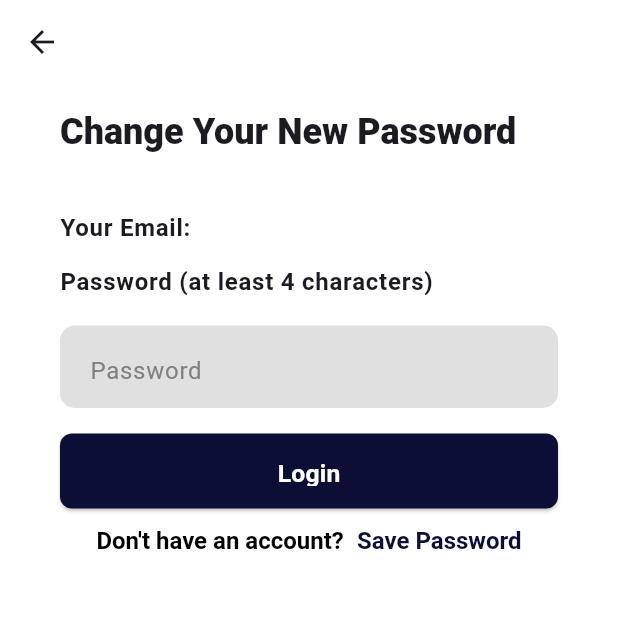
After one commit to mati2yas/learning_management_system, a Flutter app: the ChangePasswordScreen screen opened directly, after a tap on "Login", on a phone screen of 412 x 824 dp, the top half of it. The commit adds this screen. Run offline on Flutter 3.47's test engine with Material 3 defaults, Android fonts, the phone set to English and light mode, and no system bars; our stand-ins replace connectivity_plus, dio, flutter_riverpod, flutter_secure_storage, flutter_svg, image_picker and 5 more; missing offline and left inert: encrypt, flutter_pdfview, number_pagination; accounts and stored records are empty.

Commit message:
forgot password logic halfway done

```diff
--- a/lib/core/app_router.dart
+++ b/lib/core/app_router.dart
@@ -6,7 +6,7 @@ import 'package:lms_system/features/chapter_content/presentation/screens/chapter
 import 'package:lms_system/features/courses/presentation/screens/chapter/chapter_videos.dart';
 import 'package:lms_system/features/courses_filtered/presentation/screens/courses_filter_screen.dart';
 import 'package:lms_system/features/edit_profile/presentation/screens/edit_profile_screen.dart';
-import 'package:lms_system/features/forgot_password/presentation/forgot_password.dart';
+import 'package:lms_system/features/forgot_password/presentation/forgot_password_screen.dart';
 import 'package:lms_system/features/home/presentation/screens/home_screen.dart';
 import 'package:lms_system/features/notification/presentation/screens/notification_screen.dart';
 import 'package:lms_system/features/onboarding/presentation/screens/onboarding_screen.dart';
--- a/lib/core/constants/app_keys.dart
+++ b/lib/core/constants/app_keys.dart
@@ -7,4 +7,7 @@ class AppKeys {
       GlobalKey<FormState>(debugLabel: "registerScreenKey");
   static final editProfileKey =
       GlobalKey<FormState>(debugLabel: "editProfileKey");
+
+  static final changePasswordFormKey =
+      GlobalKey<FormState>(debugLabel: "changePasswordKey");
 }
--- a/lib/core/constants/app_strings.dart
+++ b/lib/core/constants/app_strings.dart
@@ -101,6 +101,7 @@ class AppStrings {
     "Urban Planning and Development",
   ];
   static const String userStorageKey = "user";
+  static const String forgotPassStorageKey = "forgotPassword";
 
   static const String onboardingStatusStorageKey = "onboarding_status";
 
--- a/lib/core/constants/app_urls.dart
+++ b/lib/core/constants/app_urls.dart
@@ -4,6 +4,7 @@ class AppUrls {
   static String login = "/login";
   static String signUp = "/student-register";
   static String forgotPassword = "/forgot-password";
+  static String changePassword = "/reset-password";
   static String deleteUser = "/delete-user";
   static String chapterContent = "/chapter-contents";
   static String courseChapters = "/course-chapters";
--- a/lib/core/constants/enums.dart
+++ b/lib/core/constants/enums.dart
@@ -4,6 +4,7 @@ enum AuthStatus {
   authed,
   pending,
   notAuthed,
+  passwordReset,
 }
 
 enum CategoryType { lowerGrade, highSchool, university, random }
--- a/lib/core/utils/storage_service.dart
+++ b/lib/core/utils/storage_service.dart
@@ -3,6 +3,7 @@ import 'dart:convert';
 import 'package:flutter/material.dart';
 import 'package:flutter_secure_storage/flutter_secure_storage.dart';
 import 'package:lms_system/core/constants/enums.dart';
+import 'package:lms_system/features/forgot_password/model/forgot_password_model.dart';
 import 'package:lms_system/features/shared/model/shared_course_model.dart';
 import 'package:lms_system/features/shared/model/shared_user.dart';
 
@@ -32,6 +33,16 @@ class SecureStorageService {
     return [];
   }
 
+  Future<ForgotPasswordModel?> getForgotPassData() async {
+    final forgotPassJson =
+        await _storage.read(key: AppStrings.forgotPassStorageKey);
+    if (forgotPassJson != null) {
+      final forgotPassMap = jsonDecode(forgotPassJson);
+      return ForgotPasswordModel.fromMap(forgotPassMap);
+    }
+    return null;
+  }
+
   Future<bool> getOnboardingStatus() async {
     final status =
         await _storage.read(key: AppStrings.onboardingStatusStorageKey);
@@ -57,6 +68,12 @@ class SecureStorageService {
     return null;
   }
 
+  Future<void> saveForgotPassData(ForgotPasswordModel forgotPassData) async {
+    await _storage.write(
+        key: AppStrings.forgotPassStorageKey,
+        value: jsonEncode(forgotPassData.toMap()));
+  }
+
   // Future<void> saveCoursesToLocal(List<Course> savedCourses) async {
   //   final savedCoursesJson =
   //       jsonEncode(savedCourses.map((course) => course.toJsonLocal()).toList());
@@ -67,7 +84,7 @@ class SecureStorageService {
   Future<void> saveUserToStorage(User user) async {
     debugPrint("the user is: User{ name: ${user.name}, email: ${user.email}");
     debugPrint("password: ${user.password}}, token: ${user.token}");
-    _storage.write(
+    await _storage.write(
         key: AppStrings.userStorageKey, value: jsonEncode(user.toMap()));
     Future.delayed(Duration.zero);
   }
--- a/lib/features/forgot_password/model/forgot_password_model.dart
+++ b/lib/features/forgot_password/model/forgot_password_model.dart
@@ -0,0 +1,23 @@
+class ForgotPasswordModel {
+  final String email, token;
+  ForgotPasswordModel({
+    required this.email,
+    required this.token,
+  });
+  ForgotPasswordModel.fromMap(Map<String, dynamic> map)
+      : email = map['email'] as String,
+        token = map['token'] as String;
+  Map<String, dynamic> toJson() {
+    return {
+      "email": "\"$email\"",
+      "token": "\"$token\"",
+    };
+  }
+
+  Map<String, dynamic> toMap() {
+    return {
+      "email": email,
+      "token": token,
+    };
+  }
+}
--- /dev/null
+++ b/lib/features/forgot_password/presentation/change_password_screen.dart
@@ -0,0 +1,226 @@
+import 'package:flutter/gestures.dart';
+import 'package:flutter/material.dart';
+import 'package:flutter_riverpod/flutter_riverpod.dart';
+import 'package:lms_system/core/app_router.dart';
+import 'package:lms_system/core/common_widgets/input_field.dart';
+import 'package:lms_system/core/constants/app_colors.dart';
+import 'package:lms_system/core/constants/app_keys.dart';
+import 'package:lms_system/core/constants/enums.dart';
+import 'package:lms_system/core/utils/storage_service.dart';
+import 'package:lms_system/features/current_user/provider/current_user_provider.dart';
+import 'package:lms_system/features/forgot_password/provider/change_password_provider.dart';
+
+class ChangePasswordScreen extends ConsumerWidget {
+  const ChangePasswordScreen({super.key});
+
+  @override
+  Widget build(BuildContext context, WidgetRef ref) {
+    final changePassController =
+        ref.watch(changePasswordControllerProvider.notifier);
+    final state = ref.watch(changePasswordControllerProvider);
+    final size = MediaQuery.sizeOf(context);
+    final textTh = Theme.of(context).textTheme;
+
+    return Scaffold(
+      appBar: AppBar(
+        backgroundColor: Colors.white,
+      ),
+      resizeToAvoidBottomInset: true,
+      backgroundColor: Colors.white,
+      body: LayoutBuilder(builder: (context, constraints) {
+        return SingleChildScrollView(
+          padding: const EdgeInsets.symmetric(vertical: 16.0, horizontal: 40),
+          child: ConstrainedBox(
+            constraints: BoxConstraints(
+              minHeight: constraints.maxHeight,
+            ),
+            child: IntrinsicHeight(
+              child: Form(
+                key: AppKeys.loginFormKey,
+                child: Column(
+                  spacing: 12,
+                  crossAxisAlignment: CrossAxisAlignment.start,
+                  children: [
+                    Text(
+                      'Change Your New Password',
+                      style: textTh.headlineSmall!.copyWith(
+                        fontWeight: FontWeight.w800,
+                      ),
+                    ),
+                    const SizedBox(height: 12),
+                    Text(
+                      'Your Email: ${state.email}',
+                      style: textTh.bodyLarge!.copyWith(
+                        fontWeight: FontWeight.w600,
+                      ),
+                    ),
+                    Text(
+                      'Password (at least 4 characters)',
+                      style: textTh.bodyLarge!.copyWith(
+                        fontWeight: FontWeight.w600,
+                      ),
+                    ),
+                    InputWidget(
+                      validator: (value) {
+                        if (value.isEmpty) {
+                          return "Please Enter Password";
+                        }
+                        if (value.length < 6) {
+                          return "Password must be at least 6 characters long";
+                        }
+                        return null;
+                      },
+                      initialValue: state.password,
+                      hintText: 'Password',
+                      obscure: true,
+                      onSaved: (value) {
+                        changePassController.updatePassword(value!);
+                      },
+                    ),
+                    Center(
+                      child: ElevatedButton(
+                        style: ElevatedButton.styleFrom(
+                          backgroundColor: AppColors.mainBlue,
+                          padding: state.apiStatus == ApiState.busy
+                              ? null
+                              : const EdgeInsets.symmetric(
+                                  horizontal: 50,
+                                  vertical: 15,
+                                ),
+                          fixedSize: Size(size.width - 80, 50),
+                          shape: RoundedRectangleBorder(
+                            borderRadius: BorderRadius.circular(8),
+                          ),
+                        ),
+                        onPressed: () async {
+                          if (AppKeys.changePasswordFormKey.currentState
+                                  ?.validate() ==
+                              true) {
+                            AppKeys.changePasswordFormKey.currentState!.save();
+                            try {
+                              await changePassController.changePassword();
+                              await SecureStorageService()
+                                  .setUserAuthedStatus(AuthStatus.authed);
+                              var refreshData =
+                                  ref.refresh(currentUserProvider.notifier);
+                              if (context.mounted) {
+                                ScaffoldMessenger.of(context).showSnackBar(
+                                  const SnackBar(
+                                    elevation: 4,
+                                    backgroundColor: Colors.white,
+                                    behavior: SnackBarBehavior.floating,
+                                    content: Text(
+                                      "Password Change Successful",
+                                      style:
+                                          TextStyle(color: AppColors.mainBlue),
+                                    ),
+                                  ),
+                                );
+                                changePassController.updateEmail("");
+                                Navigator.of(context)
+                                    .pushReplacementNamed(Routes.profileAdd);
+                              }
+                            } catch (e) {
+                              if (context.mounted) {
+                                if (e.toString() == "Email not verified") {
+                                  ScaffoldMessenger.of(context).showSnackBar(
+                                    SnackBar(
+                                      elevation: 4,
+                                      backgroundColor: Colors.white,
+                                      behavior: SnackBarBehavior.floating,
+                                      content: Text(
+                                        "Login Failed: $e",
+                                        style: const TextStyle(
+                                          color: Colors.red,
+                                        ),
+                                      ),
+                                    ),
+                                  );
+                                } else {
+                                  ScaffoldMessenger.of(context).showSnackBar(
+                                    SnackBar(
+                                      elevation: 4,
+                                      backgroundColor: Colors.white,
+                                      behavior: SnackBarBehavior.floating,
+                                      content: Text(
+                                        "Login Failed: $e",
+                                        style: const TextStyle(
+                                          color: Colors.red,
+                                        ),
+                                      ),
+                                    ),
+                                  );
+                                }
+                              }
+                            }
+                          }
+                        },
+                        child: state.apiStatus == ApiState.busy
+                            ? const Center(
+                                child: CircularProgressIndicator(
+                                  color: Colors.white,
+                                ),
+                              )
+                            : state.apiStatus == ApiState.error
+                                ? Text(
+                                    'Retry',
+                                    style: TextStyle(
+                                      color: Colors.white,
+                                      fontSize: size.width * 0.04,
+                                      fontWeight: FontWeight.w600,
+                                    ),
+                                  )
+                                : Text(
+                                    'Login',
+                                    style: TextStyle(
+                                      color: Colors.white,
+                                      fontSize: size.width * 0.04,
+                                      fontWeight: FontWeight.w600,
+                                    ),
+                                  ),
+                      ),
+                    ),
+                    Align(
+                      alignment: Alignment.center,
+                      child: SizedBox(
+                        height: 80,
+                        child: RichText(
+                          text: TextSpan(
+                            children: [
+                              const TextSpan(
+                                text: "Don't have an account?",
+                                style: TextStyle(
+                                  color: Colors.black,
+                                  fontWeight: FontWeight.w600,
+                                  fontSize: 16,
+                                ),
+                              ),
+                              const TextSpan(text: '\t\t'),
+                              TextSpan(
+                                text: "Save Password",
+                                style: const TextStyle(
+                                  color: AppColors.mainBlue,
+                                  fontWeight: FontWeight.w600,
+                                  fontSize: 16,
+                                ),
+                                recognizer: TapGestureRecognizer()
+                                  ..onTap = () {
+                                    Navigator.of(context)
+                                        .pushReplacementNamed(Routes.signup);
+                                  },
+                              ),
+                            ],
+                          ),
+                        ),
+                      ),
+                    ),
+                  ],
+                ),
+              ),
+            ),
+          ),
+        );
+      }),
+    );
+  }
+}
--- /dev/null
+++ b/lib/features/forgot_password/provider/change_password_provider.dart
@@ -0,0 +1,79 @@
+import 'package:flutter_riverpod/flutter_riverpod.dart';
+import 'package:lms_system/core/constants/enums.dart';
+import 'package:lms_system/core/utils/storage_service.dart';
+import 'package:lms_system/features/forgot_password/repository/forgot_password_repository.dart';
+
+final changePasswordControllerProvider =
+    StateNotifierProvider<ForgotPasswordController, ForgotPasswordState>(
+  (ref) =>
+      ForgotPasswordController(ref.watch(forgotPasswordRepositoryProvider)),
+);
+
+class ForgotPasswordController extends StateNotifier<ForgotPasswordState> {
+  final ForgotPasswordRepository _repository;
+  ForgotPasswordController(this._repository) : super(ForgotPasswordState()) {
+    loadEmailAndToken();
+  }
+
+  Future<void> changePassword() async {
+    state = state.copyWith(apiState: ApiState.busy);
+    try {
+      await _repository.changePassword(
+          email: state.email, password: state.password, token: state.token);
+
+      state = state.copyWith(apiState: ApiState.idle);
+    } catch (e) {
+      state = state.copyWith(apiState: ApiState.error);
+      rethrow;
+    }
+  }
+
+  Future<void> loadEmailAndToken() async {
+    final forgotpassData = await SecureStorageService().getForgotPassData();
+    if (forgotpassData == null) {
+      return;
+    }
+
+    String email = forgotpassData.email;
+    String resetToken = forgotpassData.token;
+
+    state = state.copyWith(email: email);
+    state = state.copyWith(token: resetToken);
+  }
+
+  void updateEmail(String value) {
+    state = state.copyWith(email: value);
+  }
+
+  void updatePassword(String value) {
+    state = state.copyWith(password: value);
+  }
+}
+
+class ForgotPasswordState {
+  final ApiState apiStatus;
+  final String email;
+  final String password;
+  final String token;
+
+  ForgotPasswordState({
+    this.apiStatus = ApiState.idle,
+    this.email = '',
+    this.password = "",
+    this.token = "",
+  });
+
+  ForgotPasswordState copyWith({
+    ApiState? apiState,
+    String? email,
+    String? password,
+    String? token,
+  }) {
+    return ForgotPasswordState(
+      apiStatus: apiState ?? apiStatus,
+      email: email ?? this.email,
+      password: password ?? this.password,
+      token: token ?? this.token,
+    );
+  }
+}
--- a/lib/features/forgot_password/provider/forgot_password_provider.dart
+++ b/lib/features/forgot_password/provider/forgot_password_provider.dart
@@ -13,10 +13,10 @@ class ForgotPasswordController extends StateNotifier<ForgotPasswordState> {
   final ForgotPasswordRepository _repository;
   ForgotPasswordController(this._repository) : super(ForgotPasswordState());
 
-  Future<void> resetPassword() async {
+  Future<void> forgotPassword() async {
     state = state.copyWith(apiState: ApiState.busy);
     try {
-      await _repository.resetPassword();
+      await _repository.forgotPassword(email: state.email);
 
       state = state.copyWith(apiState: ApiState.idle);
     } catch (e) {
@@ -24,20 +24,28 @@ class ForgotPasswordController extends StateNotifier<ForgotPasswordState> {
       rethrow;
     }
   }
+
+  void updateEmail(String value) {
+    state = state.copyWith(email: value);
+  }
 }
 
 class ForgotPasswordState {
   final ApiState apiStatus;
+  final String email;
 
   ForgotPasswordState({
     this.apiStatus = ApiState.idle,
+    this.email = '',
   });
 
   ForgotPasswordState copyWith({
     ApiState? apiState,
+    String? email,
   }) {
     return ForgotPasswordState(
       apiStatus: apiState ?? apiStatus,
+      email: email ?? this.email,
     );
   }
 }
--- a/lib/features/forgot_password/repository/forgot_password_repository.dart
+++ b/lib/features/forgot_password/repository/forgot_password_repository.dart
@@ -16,10 +16,23 @@ class ForgotPasswordRepository {
 
   ForgotPasswordRepository(this._dataSource, this._connectivityService);
 
-  Future<void> resetPassword() async {
+  Future<void> changePassword({
+    required String email,
+    required String password,
+    required String token,
+  }) async {
     if (!await _connectivityService.hasConnection()) {
       throw Exception("No internet connection");
     }
-    return await _dataSource.resetPassword();
+    return await _dataSource.changePassword(
+      password: password,
+    );
+  }
+
+  Future<void> forgotPassword({required String email}) async {
+    if (!await _connectivityService.hasConnection()) {
+      throw Exception("No internet connection");
+    }
+    return await _dataSource.forgotPassword(email: email);
   }
 }
--- a/lib/features/shared/model/shared_user.dart
+++ b/lib/features/shared/model/shared_user.dart
@@ -22,7 +22,6 @@ class User {
         bio = map['bio'] as String,
         image = map['image'] as String,
         token = map['token'] as String;
-
   User copyWith({
     String? name,
     String? email,
--- a/lib/main.dart
+++ b/lib/main.dart
@@ -35,6 +35,10 @@ final initialRouteProvider = FutureProvider<StartRoutes>((ref) async {
         firstRoute = Routes.wrapper;
         break;
       case AuthStatus.pending:
+        firstRoute = Routes.login;
+        secondRoute = Routes.wrapper;
+        break;
+      case AuthStatus.passwordReset:
         firstRoute = Routes.login;
         secondRoute = Routes.wrapper;
         break;
```
Also changed, not shown: lib/features/forgot_password/data_source/forgot_password_data_source.dart (+87 -5 lines), lib/features/forgot_password/presentation/forgot_password_screen.dart (renamed from lib/features/forgot_password/presentation/forgot_password.dart, +26 -6 lines).
